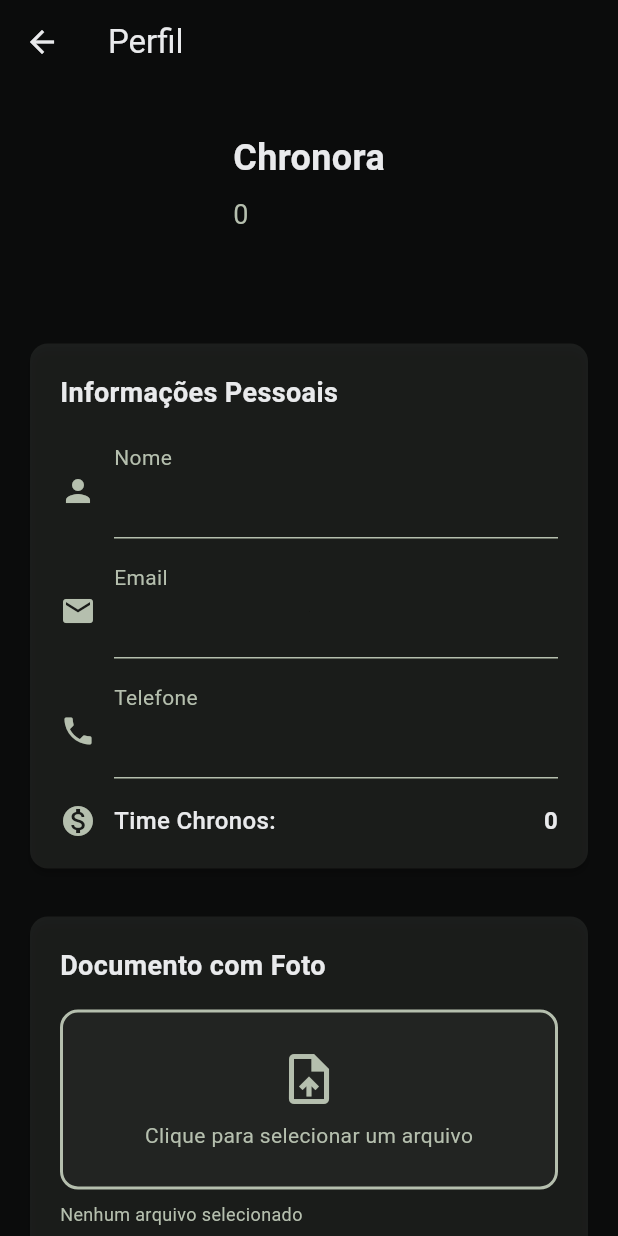
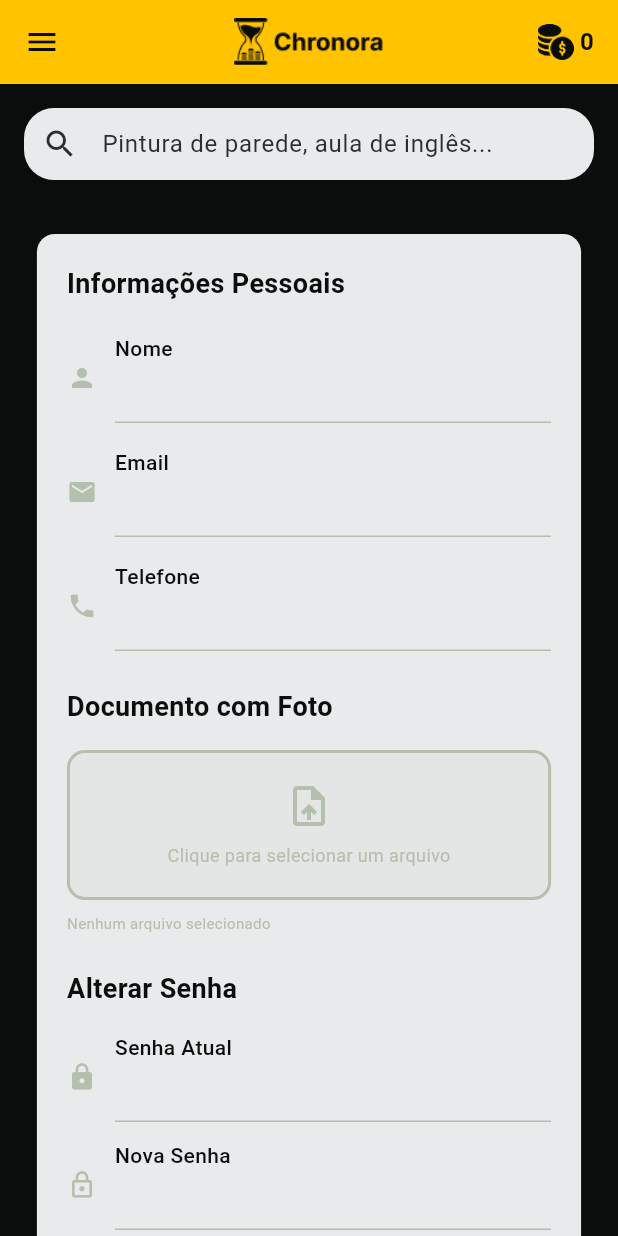
Before and after one commit to Chronora-ADS/Chronora-Flutter, a Flutter app: the ProfilePage screen opened by its route, on a phone screen of 412 x 824 dp. Run offline on Flutter 3.47's test engine with Material 3 defaults, Android fonts, the phone set to English and light mode, and no system bars; our stand-ins replace file_picker, image_picker, shared_preferences; accounts and stored records are empty; network calls fail.

Commit message:
atualização da tela de perfil

```diff
--- a/lib/core/services/profile_controller.dart
+++ b/lib/core/services/profile_controller.dart
@@ -36,15 +36,6 @@ class ProfileController {
       if (response.statusCode == 200) {
         final userData = jsonDecode(response.body);
 
-        // Debug para ver a estrutura da resposta
-        if (kDebugMode) {
-          debugPrint('[ProfileController] Estrutura da resposta: ${userData.runtimeType}');
-          if (userData is Map) {
-            debugPrint('[ProfileController] Chaves: ${userData.keys}');
-          }
-        }
-
-        // Tenta diferentes estruturas de resposta
         Map<String, dynamic> parsedData;
 
         if (userData is Map && userData.containsKey('data')) {
@@ -52,7 +43,7 @@ class ProfileController {
         } else if (userData is Map && userData.containsKey('user')) {
           parsedData = userData['user'] as Map<String, dynamic>;
         } else if (userData is Map) {
-          parsedData = userData.cast<String, dynamic>();
+          parsedData = userData as Map<String, dynamic>;
         } else {
           throw FormatException('Formato de resposta inválido');
         }
@@ -146,7 +137,6 @@ class ProfileController {
       );
 
       if (response.statusCode == 200) {
-        // Limpar token e dados do usuário
         final prefs = await SharedPreferences.getInstance();
         await prefs.remove('auth_token');
 
--- a/lib/pages/profile_page.dart
+++ b/lib/pages/profile_page.dart
@@ -15,11 +15,11 @@ class ProfilePage extends StatefulWidget {
 class _ProfilePageState extends State<ProfilePage> {
   final ProfileController _controller = ProfileController();
   final ImagePicker _imagePicker = ImagePicker();
+  final TextEditingController _searchController = TextEditingController();
 
   late TextEditingController nameController;
   late TextEditingController emailController;
   late TextEditingController phoneController;
-  late TextEditingController descricaoController;
   late TextEditingController currentPasswordController;
   late TextEditingController newPasswordController;
   late TextEditingController confirmPasswordController;
@@ -36,7 +36,6 @@ class _ProfilePageState extends State<ProfilePage> {
     nameController = TextEditingController();
     emailController = TextEditingController();
     phoneController = TextEditingController();
-    descricaoController = TextEditingController();
     currentPasswordController = TextEditingController();
     newPasswordController = TextEditingController();
     confirmPasswordController = TextEditingController();
@@ -52,13 +51,11 @@ class _ProfilePageState extends State<ProfilePage> {
       nameController.text = _controller.user!.name;
       emailController.text = _controller.user!.email;
       phoneController.text = _controller.user!.phoneNumber;
-      descricaoController.text = _controller.user!.descricao ?? '';
 
       print('Perfil carregado com sucesso:');
       print('Nome: ${_controller.user!.name}');
       print('Email: ${_controller.user!.email}');
       print('Telefone: ${_controller.user!.phoneNumber}');
-      print('TimeChronos: ${_controller.user!.timeChronos}');
     } else {
       print('Erro ao carregar perfil: ${_controller.errorMessage}');
     }
@@ -169,7 +166,7 @@ class _ProfilePageState extends State<ProfilePage> {
       ScaffoldMessenger.of(context).showSnackBar(
         const SnackBar(content: Text('Perfil atualizado com sucesso!')),
       );
-      _loadUserProfile(); // Recarrega os dados atualizados
+      _loadUserProfile();
     } else {
       ScaffoldMessenger.of(context).showSnackBar(
         SnackBar(content: Text('Erro: ${_controller.errorMessage}')),
@@ -180,14 +177,35 @@ class _ProfilePageState extends State<ProfilePage> {
   @override
   Widget build(BuildContext context) {
     return Scaffold(
-      appBar: AppBar(
-        title: const Text('Perfil'),
       backgroundColor: AppColors.preto,
-        foregroundColor: AppColors.branco,
-        elevation: 0,
+      body: Column(
+        children: [
+          // Header igual ao da MainPage
+          _buildHeader(),
+
+          // Campo de pesquisa
+          Container(
+            margin: const EdgeInsets.only(top: 16, left: 16, right: 16, bottom: 16),
+            child: TextField(
+              controller: _searchController,
+              decoration: InputDecoration(
+                hintText: 'Pintura de parede, aula de inglês...',
+                hintStyle: const TextStyle(color: AppColors.textoPlaceholder),
+                filled: true,
+                fillColor: AppColors.branco,
+                border: OutlineInputBorder(
+                  borderRadius: BorderRadius.circular(20),
+                  borderSide: BorderSide.none,
                 ),
-      backgroundColor: AppColors.preto,
-      body: _controller.isLoading
+                contentPadding: const EdgeInsets.symmetric(horizontal: 16, vertical: 12),
+                prefixIcon: const Icon(Icons.search, color: AppColors.textoPlaceholder),
+              ),
+            ),
+          ),
+
+          // Conteúdo do perfil
+          Expanded(
+            child: _controller.isLoading
                 ? const Center(
                     child: CircularProgressIndicator(
                       valueColor: AlwaysStoppedAnimation<Color>(AppColors.amareloClaro),
@@ -237,27 +255,28 @@ class _ProfilePageState extends State<ProfilePage> {
                       )
                     : SingleChildScrollView(
                         padding: const EdgeInsets.all(16),
-                  child: Column(
-                    children: [
-                      // Header Chronora
-                      _buildHeader(),
-                      const SizedBox(height: 24),
-
-                      // Card único com todas as informações pessoais
-                      Card(
-                        color: AppColors.cinza.withOpacity(0.1),
-                        elevation: 2,
+                        child: Center(
+                          child: Container(
+                            width: MediaQuery.of(context).size.width * 0.9,
+                            child: Card(
+                              color: AppColors.branco,
+                              elevation: 4,
+                              shape: RoundedRectangleBorder(
+                                borderRadius: BorderRadius.circular(12),
+                              ),
                               child: Padding(
                                 padding: const EdgeInsets.all(20),
                                 child: Column(
+                                  mainAxisSize: MainAxisSize.min,
                                   crossAxisAlignment: CrossAxisAlignment.start,
                                   children: [
+                                    // Informações Pessoais
                                     const Text(
                                       'Informações Pessoais',
                                       style: TextStyle(
                                         fontSize: 18,
                                         fontWeight: FontWeight.bold,
-                                  color: AppColors.branco,
+                                        color: AppColors.preto,
                                       ),
                                     ),
                                     const SizedBox(height: 20),
@@ -272,54 +291,15 @@ class _ProfilePageState extends State<ProfilePage> {
 
                                     // Telefone
                                     _buildInfoRow('Telefone', phoneController, Icons.phone),
-                              const SizedBox(height: 16),
-
-                              // Time Chronos (somente leitura)
-                              Row(
-                                children: [
-                                  const Icon(Icons.monetization_on, color: AppColors.cinza),
-                                  const SizedBox(width: 12),
-                                  const Text(
-                                    'Time Chronos:',
-                                    style: TextStyle(
-                                      color: AppColors.branco,
-                                      fontSize: 16,
-                                      fontWeight: FontWeight.w500,
-                                    ),
-                                  ),
-                                  const Spacer(),
-                                  Text(
-                                    _controller.user!.timeChronos?.toString() ?? '0',
-                                    style: const TextStyle(
-                                      color: AppColors.branco,
-                                      fontSize: 16,
-                                      fontWeight: FontWeight.bold,
-                                    ),
-                                  ),
-                                ],
-                              ),
-                            ],
-                          ),
-                        ),
-                      ),
-
                                     const SizedBox(height: 24),
 
-                      // Seção de Documento com Foto
-                      Card(
-                        color: AppColors.cinza.withOpacity(0.1),
-                        elevation: 2,
-                        child: Padding(
-                          padding: const EdgeInsets.all(20),
-                          child: Column(
-                            crossAxisAlignment: CrossAxisAlignment.start,
-                            children: [
+                                    // Documento com Foto
                                     const Text(
                                       'Documento com Foto',
                                       style: TextStyle(
                                         fontSize: 18,
                                         fontWeight: FontWeight.bold,
-                                  color: AppColors.branco,
+                                        color: AppColors.preto,
                                       ),
                                     ),
                                     const SizedBox(height: 16),
@@ -328,9 +308,9 @@ class _ProfilePageState extends State<ProfilePage> {
                                       onTap: _pickDocument,
                                       child: Container(
                                         width: double.infinity,
-                                  height: 120,
+                                        height: 100,
                                         decoration: BoxDecoration(
-                                    color: AppColors.cinza.withOpacity(0.05),
+                                          color: AppColors.cinza.withOpacity(0.1),
                                           border: Border.all(
                                             color: AppColors.cinza,
                                             width: 2,
@@ -379,7 +359,7 @@ class _ProfilePageState extends State<ProfilePage> {
                                                 children: [
                                                   Icon(
                                                     Icons.upload_file,
-                                              size: 40,
+                                                    size: 32,
                                                     color: AppColors.cinza,
                                                   ),
                                                   const SizedBox(height: 8),
@@ -387,6 +367,7 @@ class _ProfilePageState extends State<ProfilePage> {
                                                     'Clique para selecionar um arquivo',
                                                     style: TextStyle(
                                                       color: AppColors.cinza,
+                                                      fontSize: 12,
                                                     ),
                                                   ),
                                                 ],
@@ -400,52 +381,34 @@ class _ProfilePageState extends State<ProfilePage> {
                                           : 'Nenhum arquivo selecionado',
                                       style: TextStyle(
                                         color: AppColors.cinza,
-                                  fontSize: 12,
-                                ),
-                              ),
-                            ],
-                          ),
+                                        fontSize: 10,
                                       ),
                                     ),
 
                                     const SizedBox(height: 24),
 
-                      // Seção de Alterar Senha
-                      Card(
-                        color: AppColors.cinza.withOpacity(0.1),
-                        elevation: 2,
-                        child: Padding(
-                          padding: const EdgeInsets.all(20),
-                          child: Column(
-                            crossAxisAlignment: CrossAxisAlignment.start,
-                            children: [
+                                    // Alterar Senha
                                     const Text(
                                       'Alterar Senha',
                                       style: TextStyle(
                                         fontSize: 18,
                                         fontWeight: FontWeight.bold,
-                                  color: AppColors.branco,
+                                        color: AppColors.preto,
                                       ),
                                     ),
                                     const SizedBox(height: 16),
 
                                     _buildPasswordField('Senha Atual', currentPasswordController, Icons.lock),
-                              const SizedBox(height: 16),
+                                    const SizedBox(height: 12),
 
                                     _buildPasswordField('Nova Senha', newPasswordController, Icons.lock_outline),
-                              const SizedBox(height: 16),
+                                    const SizedBox(height: 12),
 
                                     _buildPasswordField('Confirmar Nova Senha', confirmPasswordController, Icons.lock_outline),
-                            ],
-                          ),
-                        ),
-                      ),
 
-                      const SizedBox(height: 32),
+                                    const SizedBox(height: 24),
 
                                     // Botões de Ação
-                      Column(
-                        children: [
                                     Row(
                                       children: [
                                         Expanded(
@@ -455,7 +418,6 @@ class _ProfilePageState extends State<ProfilePage> {
                                               nameController.text = _controller.user!.name;
                                               emailController.text = _controller.user!.email;
                                               phoneController.text = _controller.user!.phoneNumber;
-                                    descricaoController.text = _controller.user!.descricao ?? '';
                                               currentPasswordController.clear();
                                               newPasswordController.clear();
                                               confirmPasswordController.clear();
@@ -464,7 +426,7 @@ class _ProfilePageState extends State<ProfilePage> {
                                             },
                                             style: OutlinedButton.styleFrom(
                                               side: const BorderSide(color: AppColors.amareloClaro),
-                                    padding: const EdgeInsets.symmetric(vertical: 16),
+                                              padding: const EdgeInsets.symmetric(vertical: 12),
                                             ),
                                             child: const Text(
                                               'Cancelar',
@@ -475,18 +437,18 @@ class _ProfilePageState extends State<ProfilePage> {
                                             ),
                                           ),
                                         ),
-                              const SizedBox(width: 16),
+                                        const SizedBox(width: 12),
                                         Expanded(
                                           child: ElevatedButton(
                                             onPressed: _isLoading ? null : _updateProfile,
                                             style: ElevatedButton.styleFrom(
                                               backgroundColor: AppColors.amareloClaro,
-                                    padding: const EdgeInsets.symmetric(vertical: 16),
+                                              padding: const EdgeInsets.symmetric(vertical: 12),
                                             ),
                                             child: _isLoading
                                                 ? const SizedBox(
-                                          height: 20,
-                                          width: 20,
+                                                    height: 18,
+                                                    width: 18,
                                                     child: CircularProgressIndicator(
                                                       valueColor: AlwaysStoppedAnimation(AppColors.preto),
                                                       strokeWidth: 2,
@@ -504,7 +466,7 @@ class _ProfilePageState extends State<ProfilePage> {
                                       ],
                                     ),
 
-                          const SizedBox(height: 16),
+                                    const SizedBox(height: 12),
 
                                     // Botão Deletar Conta
                                     SizedBox(
@@ -513,12 +475,12 @@ class _ProfilePageState extends State<ProfilePage> {
                                         onPressed: _isLoading ? null : _deleteAccount,
                                         style: OutlinedButton.styleFrom(
                                           side: const BorderSide(color: Colors.red),
-                                padding: const EdgeInsets.symmetric(vertical: 16),
+                                          padding: const EdgeInsets.symmetric(vertical: 12),
                                         ),
                                         child: _isLoading
                                             ? const SizedBox(
-                                      height: 20,
-                                      width: 20,
+                                                height: 18,
+                                                width: 18,
                                                 child: CircularProgressIndicator(
                                                   valueColor: AlwaysStoppedAnimation(Colors.red),
                                                   strokeWidth: 2,
@@ -535,40 +497,10 @@ class _ProfilePageState extends State<ProfilePage> {
                                     ),
                                   ],
                                 ),
-                    ],
                               ),
                             ),
-    );
-  }
-
-  Widget _buildHeader() {
-    return Container(
-      padding: const EdgeInsets.symmetric(vertical: 16),
-      child: Column(
-        crossAxisAlignment: CrossAxisAlignment.start,
-        children: [
-          const Text(
-            'Chronora',
-            style: TextStyle(
-              fontSize: 24,
-              fontWeight: FontWeight.bold,
-              color: AppColors.branco,
                           ),
                         ),
-          const SizedBox(height: 8),
-          Text(
-            _controller.user!.timeChronos?.toString() ?? '0',
-            style: const TextStyle(
-              fontSize: 18,
-              color: AppColors.cinza,
-            ),
-          ),
-          const SizedBox(height: 8),
-          Text(
-            _controller.user!.descricao ?? 'Sem descrição',
-            style: const TextStyle(
-              fontSize: 14,
-              color: AppColors.cinza,
                       ),
           ),
         ],
@@ -576,10 +508,53 @@ class _ProfilePageState extends State<ProfilePage> {
     );
   }
 
+  // Header igual ao da MainPage
+  Widget _buildHeader() {
+    return AppBar(
+      backgroundColor: AppColors.amareloClaro,
+      leading: IconButton(
+        icon: const Icon(Icons.menu, color: AppColors.preto),
+        onPressed: () {
+          // TODO: Implementar abertura do menu lateral
+          Scaffold.of(context).openDrawer();
+        },
+      ),
+      centerTitle: true,
+      title: Row(
+        mainAxisSize: MainAxisSize.min,
+        children: [
+          Image.asset(
+            'assets/img/LogoHeader.png',
+            width: 125,
+            height: 32,
+          ),
+        ],
+      ),
+      actions: [
+        Row(
+          children: [
+            Image.asset('assets/img/Coin.png', width: 24, height: 24),
+            const SizedBox(width: 4),
+            Text(
+              _controller.user?.timeChronos?.toString() ?? '0',
+              style: const TextStyle(
+                fontSize: 16,
+                fontWeight: FontWeight.bold,
+                color: AppColors.preto,
+              ),
+            ),
+            const SizedBox(width: 16),
+          ],
+        ),
+      ],
+      elevation: 0,
+    );
+  }
+
   Widget _buildInfoRow(String label, TextEditingController controller, IconData icon, {bool enabled = true}) {
     return Row(
       children: [
-        Icon(icon, color: AppColors.cinza),
+        Icon(icon, color: AppColors.cinza, size: 20),
         const SizedBox(width: 12),
         Expanded(
           child: Column(
@@ -588,8 +563,9 @@ class _ProfilePageState extends State<ProfilePage> {
               Text(
                 label,
                 style: TextStyle(
-                  color: AppColors.cinza,
+                  color: AppColors.preto,
                   fontSize: 14,
+                  fontWeight: FontWeight.w500,
                 ),
               ),
               const SizedBox(height: 4),
@@ -597,12 +573,12 @@ class _ProfilePageState extends State<ProfilePage> {
                 controller: controller,
                 enabled: enabled,
                 style: const TextStyle(
-                  color: AppColors.branco,
+                  color: AppColors.preto,
                   fontSize: 16,
                 ),
                 decoration: InputDecoration(
                   isDense: true,
-                  contentPadding: const EdgeInsets.symmetric(vertical: 8),
+                  contentPadding: const EdgeInsets.symmetric(vertical: 6),
                   enabledBorder: const UnderlineInputBorder(
                     borderSide: BorderSide(color: AppColors.cinza),
                   ),
@@ -624,7 +600,7 @@ class _ProfilePageState extends State<ProfilePage> {
   Widget _buildPasswordField(String label, TextEditingController controller, IconData icon) {
     return Row(
       children: [
-        Icon(icon, color: AppColors.cinza),
+        Icon(icon, color: AppColors.cinza, size: 20),
         const SizedBox(width: 12),
         Expanded(
           child: Column(
@@ -633,8 +609,9 @@ class _ProfilePageState extends State<ProfilePage> {
               Text(
                 label,
                 style: TextStyle(
-                  color: AppColors.cinza,
+                  color: AppColors.preto,
                   fontSize: 14,
+                  fontWeight: FontWeight.w500,
                 ),
               ),
               const SizedBox(height: 4),
@@ -642,12 +619,12 @@ class _ProfilePageState extends State<ProfilePage> {
                 controller: controller,
                 obscureText: true,
                 style: const TextStyle(
-                  color: AppColors.branco,
+                  color: AppColors.preto,
                   fontSize: 16,
                 ),
                 decoration: InputDecoration(
                   isDense: true,
-                  contentPadding: const EdgeInsets.symmetric(vertical: 8),
+                  contentPadding: const EdgeInsets.symmetric(vertical: 6),
                   enabledBorder: const UnderlineInputBorder(
                     borderSide: BorderSide(color: AppColors.cinza),
                   ),
@@ -668,10 +645,10 @@ class _ProfilePageState extends State<ProfilePage> {
     nameController.dispose();
     emailController.dispose();
     phoneController.dispose();
-    descricaoController.dispose();
     currentPasswordController.dispose();
     newPasswordController.dispose();
     confirmPasswordController.dispose();
+    _searchController.dispose();
     super.dispose();
   }
 }
```
Lines whose indentation alone changed are shown as unchanged.
